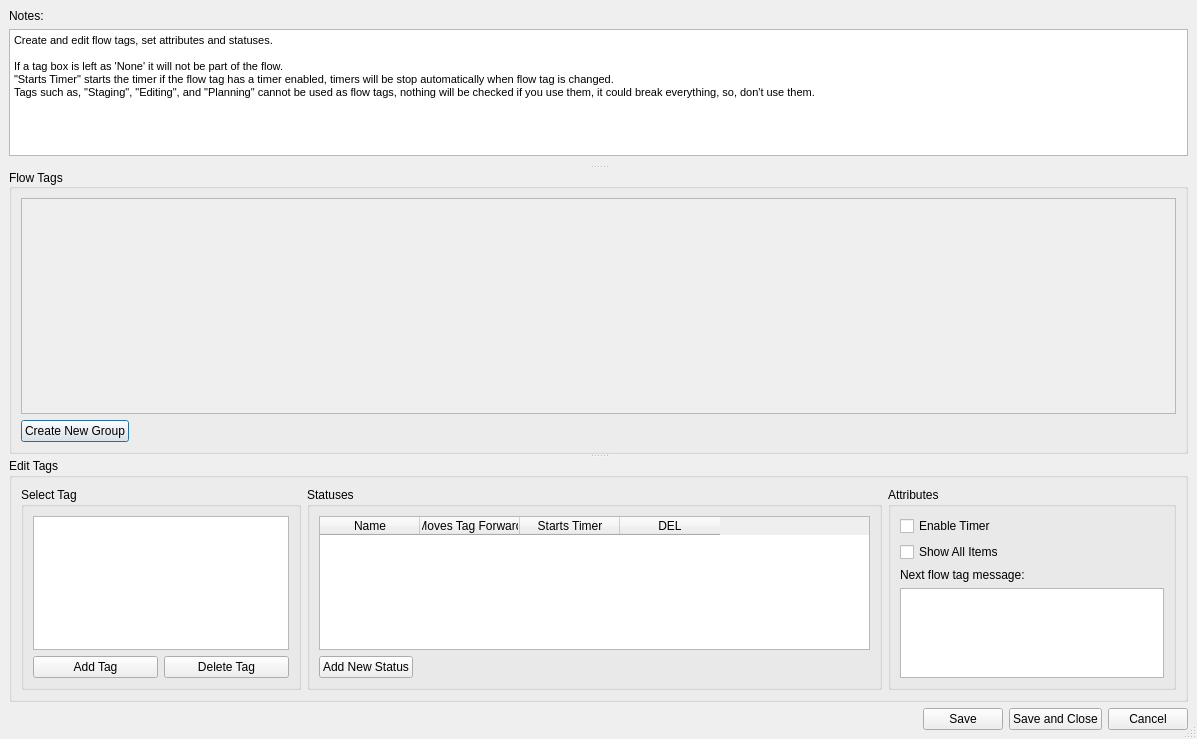
Before: the Qt Designer form ui/edit_workspace_settings.ui in TheCodingJsoftware/Invigo, drawn with Qt 5.
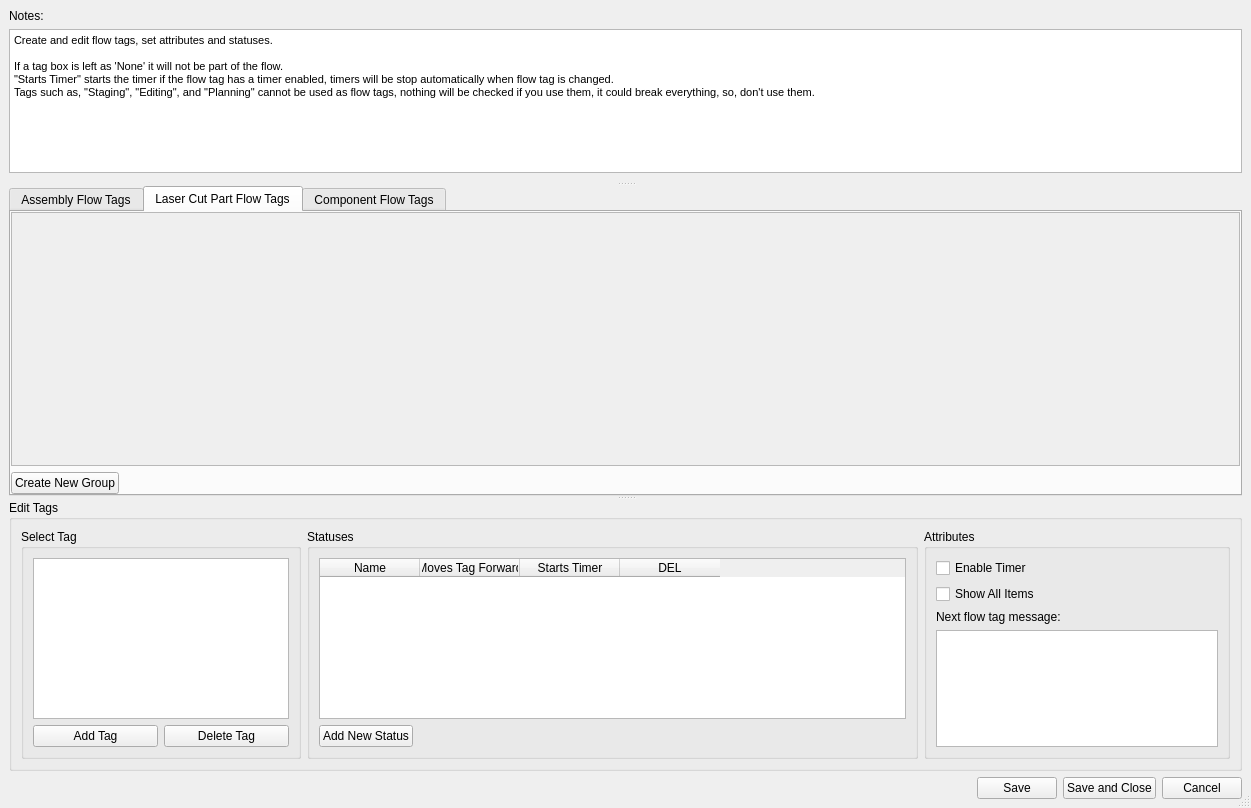
After: the same form once the commit is applied.

```diff
--- a/ui/edit_workspace_settings.ui
+++ b/ui/edit_workspace_settings.ui
@@ -9,8 +9,8 @@
    <rect>
     <x>0</x>
     <y>0</y>
-    <width>1197</width>
-    <height>739</height>
+    <width>1251</width>
+    <height>808</height>
    </rect>
   </property>
   <property name="windowTitle">
@@ -81,20 +81,30 @@
           </item>
          </layout>
         </widget>
-        <widget class="QGroupBox" name="groupBox">
-         <property name="minimumSize">
-          <size>
-           <width>0</width>
-           <height>0</height>
-          </size>
-         </property>
-         <property name="title">
-          <string>Flow Tags</string>
-         </property>
-         <property name="alignment">
-          <set>Qt::AlignLeading|Qt::AlignLeft|Qt::AlignVCenter</set>
-         </property>
-         <layout class="QVBoxLayout" name="verticalLayout_7" stretch="1,0">
+        <widget class="QWidget" name="verticalLayoutWidget_2">
+         <layout class="QVBoxLayout" name="verticalLayout_4">
+          <item>
+           <widget class="QTabWidget" name="tabWidget">
+            <property name="currentIndex">
+             <number>1</number>
+            </property>
+            <widget class="QWidget" name="tab_3">
+             <attribute name="title">
+              <string>Assembly Flow Tags</string>
+             </attribute>
+             <layout class="QVBoxLayout" name="verticalLayout_6">
+              <property name="leftMargin">
+               <number>0</number>
+              </property>
+              <property name="topMargin">
+               <number>0</number>
+              </property>
+              <property name="rightMargin">
+               <number>0</number>
+              </property>
+              <property name="bottomMargin">
+               <number>0</number>
+              </property>
           <item>
            <layout class="QVBoxLayout" name="verticalLayout_18">
             <item>
@@ -116,8 +126,8 @@
                 <rect>
                  <x>0</x>
                  <y>0</y>
-                 <width>1155</width>
-                 <height>212</height>
+                     <width>1221</width>
+                     <height>249</height>
                 </rect>
                </property>
                <layout class="QVBoxLayout" name="verticalLayout_5">
@@ -179,6 +189,176 @@
              </spacer>
             </item>
            </layout>
+              </item>
+             </layout>
+            </widget>
+            <widget class="QWidget" name="tab">
+             <attribute name="title">
+              <string>Laser Cut Part Flow Tags</string>
+             </attribute>
+             <layout class="QVBoxLayout" name="verticalLayout_8">
+              <property name="leftMargin">
+               <number>0</number>
+              </property>
+              <property name="topMargin">
+               <number>0</number>
+              </property>
+              <property name="rightMargin">
+               <number>0</number>
+              </property>
+              <property name="bottomMargin">
+               <number>0</number>
+              </property>
+              <item>
+               <layout class="QVBoxLayout" name="verticalLayout_11">
+                <item>
+                 <widget class="QScrollArea" name="scrollArea">
+                  <property name="widgetResizable">
+                   <bool>true</bool>
+                  </property>
+                  <widget class="QWidget" name="scrollAreaWidgetContents">
+                   <property name="geometry">
+                    <rect>
+                     <x>0</x>
+                     <y>0</y>
+                     <width>1221</width>
+                     <height>249</height>
+                    </rect>
+                   </property>
+                   <layout class="QVBoxLayout" name="verticalLayout_13">
+                    <item>
+                     <layout class="QVBoxLayout" name="laser_cut_parts_flow_tag_layout">
+                      <item>
+                       <spacer name="verticalSpacer_2">
+                        <property name="orientation">
+                         <enum>Qt::Vertical</enum>
+                        </property>
+                        <property name="sizeHint" stdset="0">
+                         <size>
+                          <width>20</width>
+                          <height>40</height>
+                         </size>
+                        </property>
+                       </spacer>
+                      </item>
+                     </layout>
+                    </item>
+                   </layout>
+                  </widget>
+                 </widget>
+                </item>
+               </layout>
+              </item>
+              <item>
+               <layout class="QHBoxLayout" name="horizontalLayout_7">
+                <item>
+                 <widget class="QPushButton" name="pushButton_create_new_laser_cut_part_group">
+                  <property name="text">
+                   <string>Create New Group</string>
+                  </property>
+                 </widget>
+                </item>
+                <item>
+                 <spacer name="horizontalSpacer_4">
+                  <property name="orientation">
+                   <enum>Qt::Horizontal</enum>
+                  </property>
+                  <property name="sizeHint" stdset="0">
+                   <size>
+                    <width>40</width>
+                    <height>20</height>
+                   </size>
+                  </property>
+                 </spacer>
+                </item>
+               </layout>
+              </item>
+             </layout>
+            </widget>
+            <widget class="QWidget" name="tab_2">
+             <attribute name="title">
+              <string>Component Flow Tags</string>
+             </attribute>
+             <layout class="QVBoxLayout" name="verticalLayout_7">
+              <property name="leftMargin">
+               <number>0</number>
+              </property>
+              <property name="topMargin">
+               <number>0</number>
+              </property>
+              <property name="rightMargin">
+               <number>0</number>
+              </property>
+              <property name="bottomMargin">
+               <number>0</number>
+              </property>
+              <item>
+               <layout class="QVBoxLayout" name="verticalLayout_15">
+                <item>
+                 <widget class="QScrollArea" name="scrollArea_3">
+                  <property name="widgetResizable">
+                   <bool>true</bool>
+                  </property>
+                  <widget class="QWidget" name="scrollAreaWidgetContents_3">
+                   <property name="geometry">
+                    <rect>
+                     <x>0</x>
+                     <y>0</y>
+                     <width>1221</width>
+                     <height>249</height>
+                    </rect>
+                   </property>
+                   <layout class="QVBoxLayout" name="verticalLayout_17">
+                    <item>
+                     <layout class="QVBoxLayout" name="components_flow_tag_layout">
+                      <item>
+                       <spacer name="verticalSpacer_3">
+                        <property name="orientation">
+                         <enum>Qt::Vertical</enum>
+                        </property>
+                        <property name="sizeHint" stdset="0">
+                         <size>
+                          <width>20</width>
+                          <height>40</height>
+                         </size>
+                        </property>
+                       </spacer>
+                      </item>
+                     </layout>
+                    </item>
+                   </layout>
+                  </widget>
+                 </widget>
+                </item>
+               </layout>
+              </item>
+              <item>
+               <layout class="QHBoxLayout" name="horizontalLayout_8">
+                <item>
+                 <widget class="QPushButton" name="pushButton_create_new_components_group">
+                  <property name="text">
+                   <string>Create New Group</string>
+                  </property>
+                 </widget>
+                </item>
+                <item>
+                 <spacer name="horizontalSpacer_5">
+                  <property name="orientation">
+                   <enum>Qt::Horizontal</enum>
+                  </property>
+                  <property name="sizeHint" stdset="0">
+                   <size>
+                    <width>40</width>
+                    <height>20</height>
+                   </size>
+                  </property>
+                 </spacer>
+                </item>
+               </layout>
+              </item>
+             </layout>
+            </widget>
+           </widget>
           </item>
          </layout>
         </widget>
```
Left out of the diff: 4 changed lines with no effect on the pictures. Lines whose indentation alone changed are shown as unchanged.
